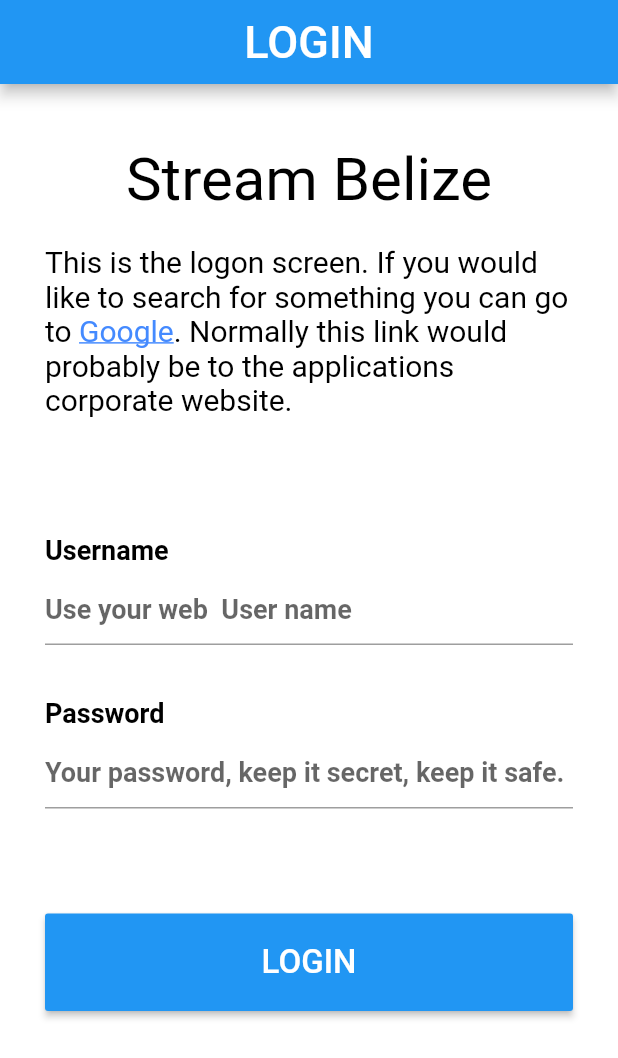
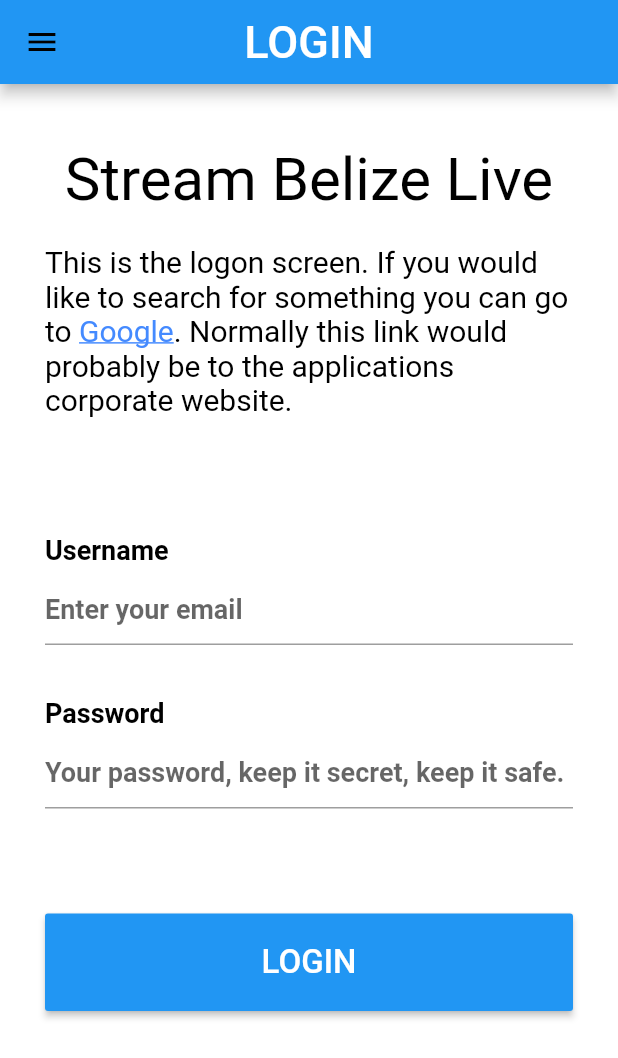
Before and after one commit to roock3r/streambelize, a Flutter app: the screen it shows after launch, after a tap on "LOGIN", on a phone screen of 412 x 824 dp. Shown: the top 1058 px of the screen. Run offline on Flutter 3.47's test engine with Material 2 defaults, Android fonts, the phone set to English and light mode, and no system bars; our stand-ins replace firebase_messaging, shared_preferences, video_player; accounts and stored records are empty; network calls fail.

Commit message:
Updated login api to connect to aws application server. Updated save current login to include other items as well. Updated save logout to correspond to updated items in api and save current login to include additional items as well as correct type. Added additional futures into the get token to return email and name and user id whenever login. To accomodate these changing Login model was updated as well to include avatar . Made slight visual changes on login, added register screen empty template for registration and updated text in splash screen. Slight refactoring occurred to accomodate pretty code.

```diff
--- a/lib/common/apifunctions/requestLoginAPI.dart
+++ b/lib/common/apifunctions/requestLoginAPI.dart
@@ -9,11 +9,10 @@ import 'dart:convert';
 import 'package:streambelize/model/json/loginModel.dart';
 
 Future<LoginModel> requestLoginAPI(BuildContext context, String username, String password) async {
-//  final url = "http://192.168.0.197:3000/api/users/login";
-  final url = "http://127.0.0.1:8000/api/V1/accounts/token";
+  final url = "http://streambelizelive.us-west-2.elasticbeanstalk.com/api/users/login";
 
   Map<String, String> body = {
-    'login': username,
+    'email': username,
     'password': password,
   };
 
--- a/lib/common/functions/saveCurrentLogin.dart
+++ b/lib/common/functions/saveCurrentLogin.dart
@@ -15,11 +15,13 @@ saveCurrentLogin(Map responseJson) async {
   var email = (responseJson != null && !responseJson.isEmpty) ? LoginModel.fromJson(responseJson).email : "";
 //  var pk = (responseJson != null && !responseJson.isEmpty) ? LoginModel.fromJson(responseJson).userId : 0;
   var pk = (responseJson != null && !responseJson.isEmpty) ? LoginModel.fromJson(responseJson).userId : "";
+  var avatar = (responseJson != null && !responseJson.isEmpty) ? LoginModel.fromJson(responseJson).userAvatar : "";
 
   await preferences.setString('LastUser', (user != null && user.length > 0) ? user : "");
   await preferences.setString('LastToken', (token != null && token.length > 0) ? token : "");
   await preferences.setString('LastEmail', (email != null && email.length > 0) ? email : "");
 //  await preferences.setInt('LastUserId', (pk != null && pk > 0) ? pk : 0);
   await preferences.setString('LastUserId', (pk != null && pk.length > 0) ? pk : "");
+  await preferences.setString('LastUserAvatar', (avatar != null && avatar.length > 0) ? avatar : "");
 
 }
--- a/lib/common/functions/saveLogout.dart
+++ b/lib/common/functions/saveLogout.dart
@@ -6,5 +6,6 @@ saveLogout() async {
   await preferences.setString('LastUser', "");
   await preferences.setString('LastToken', "");
   await preferences.setString('LastEmail', "");
-  await preferences.setInt('LastUserId', 0);
+  await preferences.setString('LastUserId', "");
+  await preferences.setString('LastUserAvatar', "");
 }
--- a/lib/main.dart
+++ b/lib/main.dart
@@ -1,37 +1,8 @@
-
 import 'package:flutter/material.dart';
-import 'package:streambelize/pages/HomePageView.dart';
-
 import 'package:streambelize/ui/homeScreen.dart';
 import 'package:streambelize/ui/loginScreen.dart';
 import 'package:streambelize/ui/splashScreen.dart';
 
-
-
-//void main() => runApp(StreamBelizeApp());
-//
-//class StreamBelizeApp extends StatelessWidget {
-//  // This widget is the root of your application.
-//  @override
-//  Widget build(BuildContext context) {
-//    return MaterialApp(
-//      title: 'Stream Belize',
-//      theme: ThemeData(
-//        // This is the theme of your application.
-//        //
-//        // Try running your application with "flutter run". You'll see the
-//        // application has a blue toolbar. Then, without quitting the app, try
-//        // changing the primarySwatch below to Colors.green and then invoke
-//        // "hot reload" (press "r" in the console where you ran "flutter run",
-//        // or simply save your changes to "hot reload" in a Flutter IDE).
-//        // Notice that the counter didn't reset back to zero; the application
-//        // is not restarted.
-//        primarySwatch: Colors.lightBlue,
-//      ),
-//      home: BasePage(title: 'Stream Belize'),
-//    );
-//  }
-//}
 
 void main() => runApp(StreamBelizeApp());
 
@@ -41,23 +12,12 @@ class StreamBelizeApp extends StatelessWidget {
   @override
   Widget build(BuildContext context) {
     return MaterialApp(
-      title: 'Stream Belize',
+      title: 'Stream Belize Live ',
       routes: <String, WidgetBuilder>{
         "/HomeScreen": (BuildContext context) => HomeScreen(),
         "/LoginScreen": (BuildContext context) => LoginScreen(),
     },
-//      theme: ThemeData(
-//        // This is the theme of your application.
-//        //
-//        // Try running your application with "flutter run". You'll see the
-//        // application has a blue toolbar. Then, without quitting the app, try
-//        // changing the primarySwatch below to Colors.green and then invoke
-//        // "hot reload" (press "r" in the console where you ran "flutter run",
-//        // or simply save your changes to "hot reload" in a Flutter IDE).
-//        // Notice that the counter didn't reset back to zero; the application
-//        // is not restarted.
-//        primarySwatch: Colors.lightBlue,
-//      ),
+
       home: SplashScreen(),
     );
   }
--- a/lib/ui/loginScreen.dart
+++ b/lib/ui/loginScreen.dart
@@ -12,7 +12,7 @@ import 'package:flutter/services.dart';
 
 import 'package:http/http.dart' as http;
 
-const URL = "http://www.google.com";
+const URL = "http://www.streambelize.live";
 
 class LoginScreen extends StatefulWidget {
   @override
@@ -62,7 +62,7 @@ class LoginScreenState extends State<LoginScreen> {
 
 
       PlatformScaffold(
-//        drawer: BasicDrawer(),
+        drawer: BasicDrawer(),
         appBar:  AppBar(
           title: Text("LOGIN",
             style: TextStyle(fontSize: 30.0, color: Colors.white,),
@@ -81,7 +81,7 @@ class LoginScreenState extends State<LoginScreen> {
               children: <Widget>[
                 Container(alignment: Alignment.topCenter,
                     child: Padding(padding: EdgeInsets.fromLTRB(0.0, 40.0, 0.0, 15.0),
-                      child: Text("Stream Belize", style: TextStyle(fontSize: 40.0, color: Colors.black),),
+                      child: Text("Stream Belize Live", style: TextStyle(fontSize: 40.0, color: Colors.black),),
                     )
                 ),
 
@@ -119,7 +119,7 @@ class LoginScreenState extends State<LoginScreen> {
                   child: TextField(
                     controller: _userNameController,
                     decoration: InputDecoration(
-                      hintText: "Use your web  User name",
+                      hintText: "Enter your email",
                     ),
                     style: TextStyle(fontSize: 18.0, color: Colors.grey, fontWeight: FontWeight.bold, ),
                   ),
--- a/lib/ui/splashScreen.dart
+++ b/lib/ui/splashScreen.dart
@@ -43,12 +43,12 @@ class _SplashScreenState extends State<SplashScreen> {
                 Container(decoration: BoxDecoration(color: Colors.blueAccent),
                   alignment: FractionalOffset(0.5, 0.3),
                   child:
-                  Text("Stream Belize", style: TextStyle(fontSize: 40.0, color: Colors.white),),
+                  Text("Stream Belize Live", style: TextStyle(fontSize: 40.0, color: Colors.white),),
                 ),
                 ),
                 Container(margin: EdgeInsets.fromLTRB(0.0, 0.0, 0.0, 30.0),
                   child:
-                  Text("© Copyright Stream Belize 2019", style: TextStyle(fontSize: 16.0, color: Colors.white,),
+                  Text("© Copyright Stream Belize Live 2019", style: TextStyle(fontSize: 16.0, color: Colors.white,),
                   ),
                 ),
               ],
```
Also changed, not shown: lib/channels/HomeView.dart (added, +41 -0 lines), lib/common/functions/getToken.dart (+30 -0 lines), lib/model/json/loginModel.dart (+6 -2 lines), lib/ui/homeScreen.dart (+47 -103 lines), lib/ui/registerScreen.dart (added), 3 other files.
